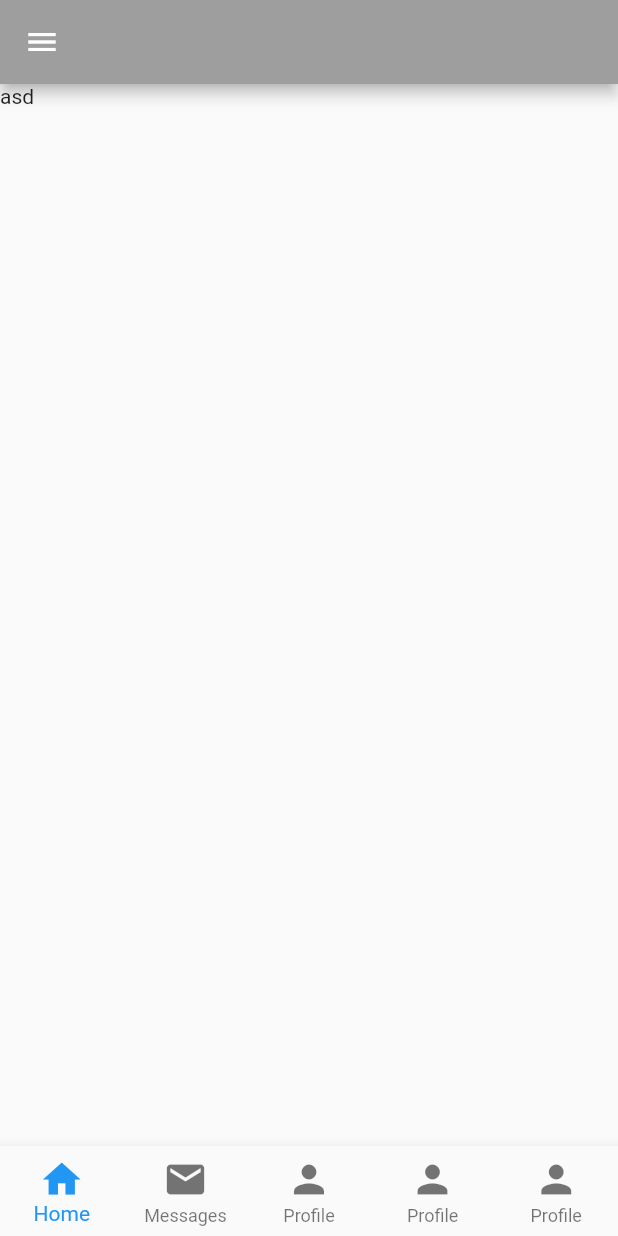
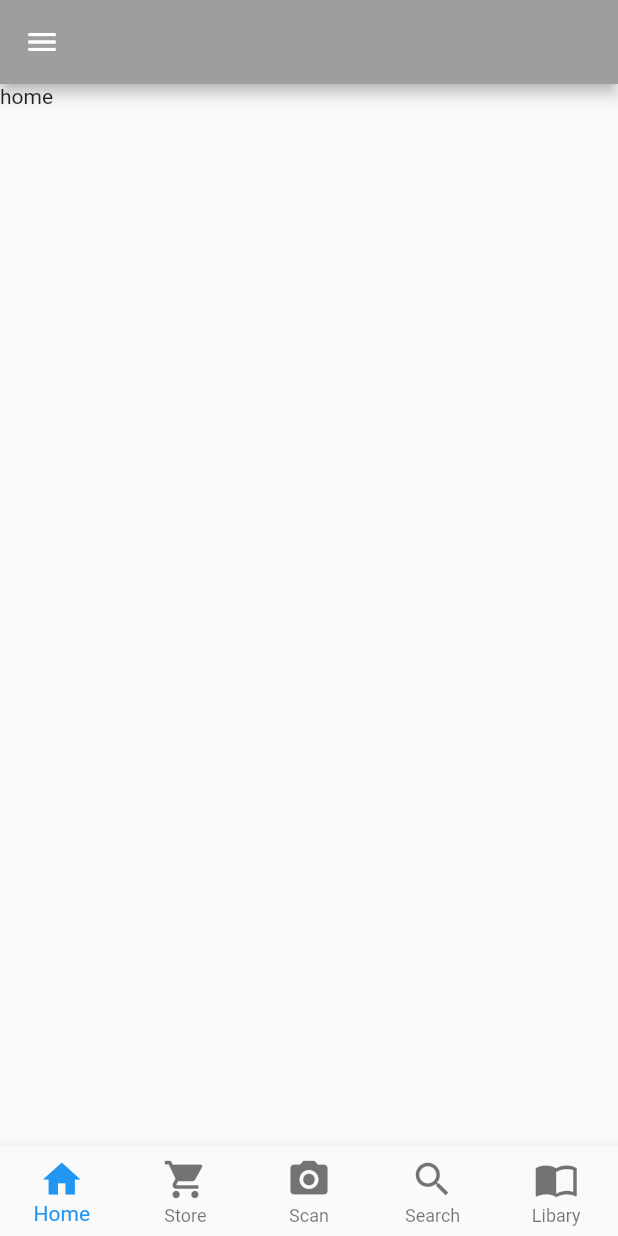
Before and after one commit to worapong2542/booku, a Flutter app: the Mainpage screen opened directly, on a phone screen of 412 x 824 dp. Run offline on Flutter 3.47's test engine with Material 2 defaults, Android fonts, the phone set to English and light mode, and no system bars.

```diff
--- /dev/null
+++ b/lib/home.dart
@@ -0,0 +1,19 @@
+import 'package:flutter/material.dart';
+
+class Home extends StatefulWidget {
+  Home({Key key}) : super(key: key);
+
+  @override
+  _HomeState createState() => _HomeState();
+}
+
+class _HomeState extends State<Home> {
+  @override
+  Widget build(BuildContext context) {
+    return Scaffold(
+        body: Padding(
+      padding: EdgeInsets.all(00),
+      child: new Text('home'),
+    ));
+  }
+}
--- /dev/null
+++ b/lib/libary.dart
@@ -0,0 +1,19 @@
+import 'package:flutter/material.dart';
+
+class Libary extends StatefulWidget {
+  Libary({Key key}) : super(key: key);
+
+  @override
+  _LibaryState createState() => _LibaryState();
+}
+
+class _LibaryState extends State<Libary> {
+  @override
+  Widget build(BuildContext context) {
+    return Scaffold(
+        body: Padding(
+      padding: EdgeInsets.all(00),
+      child: new Text('libary'),
+    ));
+  }
+}
--- a/lib/mainpage.dart
+++ b/lib/mainpage.dart
@@ -1,7 +1,10 @@
-import 'package:booku/screen.dart';
 import 'package:booku/test.dart';
 import 'package:flutter/material.dart';
 import 'package:booku/settingbar.dart';
+import 'package:booku/home.dart';
+import 'package:booku/search.dart';
+import 'package:booku/store.dart';
+import 'package:booku/libary.dart';
 
 class Mainpage extends StatefulWidget {
   @override
@@ -17,11 +20,11 @@ class _MainpageState extends State<Mainpage> {
   }
 
   final List<Widget> page = [
+    Home(),
+    Store(),
     Testop(),
-    Testop(),
-    Testop(),
-    Testop(),
-    Testop(),
+    Search(),
+    Libary(),
   ];
   Widget build(BuildContext context) {
     return Scaffold(
@@ -41,20 +44,20 @@ class _MainpageState extends State<Mainpage> {
             title: Text("Home"),
           ),
           BottomNavigationBarItem(
-            icon: Icon(Icons.mail),
-            title: Text("Messages"),
+            icon: Icon(Icons.shopping_cart),
+            title: Text("Store"),
           ),
           BottomNavigationBarItem(
-            icon: Icon(Icons.person),
-            title: Text("Profile"),
+            icon: Icon(Icons.camera_alt),
+            title: Text("Scan"),
           ),
           BottomNavigationBarItem(
-            icon: Icon(Icons.person),
-            title: Text("Profile"),
+            icon: Icon(Icons.search),
+            title: Text("Search"),
           ),
           BottomNavigationBarItem(
-            icon: Icon(Icons.person),
-            title: Text("Profile"),
+            icon: Icon(Icons.import_contacts),
+            title: Text("Libary"),
           ),
         ],
       ),
--- a/lib/screen.dart
+++ b/lib/screen.dart
@@ -75,7 +75,7 @@ class _ScreenState extends State<Screen> {
                     alignment: Alignment.center, //layout
                     padding: EdgeInsets.only(top: 180), //set Border
                     child: Text(
-                      'Booku',
+                      'Bookusss',
                       style: TextStyle(
                           color: Colors.black,
                           fontWeight: FontWeight.bold,
--- /dev/null
+++ b/lib/search.dart
@@ -0,0 +1,19 @@
+import 'package:flutter/material.dart';
+
+class Search extends StatefulWidget {
+  Search({Key key}) : super(key: key);
+
+  @override
+  _SearchState createState() => _SearchState();
+}
+
+class _SearchState extends State<Search> {
+  @override
+  Widget build(BuildContext context) {
+    return Scaffold(
+        body: Padding(
+      padding: EdgeInsets.all(00),
+      child: new Text('search'),
+    ));
+  }
+}
--- /dev/null
+++ b/lib/store.dart
@@ -0,0 +1,19 @@
+import 'package:flutter/material.dart';
+
+class Store extends StatefulWidget {
+  Store({Key key}) : super(key: key);
+
+  @override
+  _StoreState createState() => _StoreState();
+}
+
+class _StoreState extends State<Store> {
+  @override
+  Widget build(BuildContext context) {
+    return Scaffold(
+        body: Padding(
+      padding: EdgeInsets.all(00),
+      child: new Text('store'),
+    ));
+  }
+}
```
Also changed, not shown: lib/menusetting/language.dart (added, +17 -0 lines), lib/menusetting/noti.dart (added, +19 -0 lines), lib/menusetting/setting.dart (added, +17 -0 lines), lib/scan.dart (added, +55 -0 lines), lib/settingbar.dart (+10 -5 lines), lib/wishlist.dart (added, +17 -0 lines), pubspec.lock, pubspec.yaml (line endings or trailing spaces), 2 other files.
